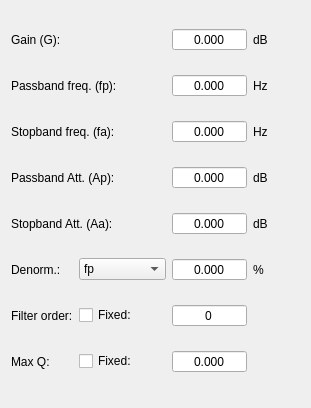
Old version of the form app/designer/filters_data/low_pass.ui in the repository grupo-tc-volcan/TP4.
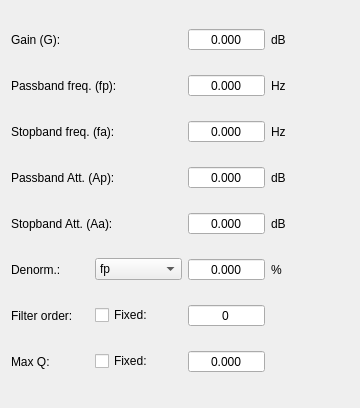
New version of the form.

Commit message: Parent class FilterApproximator created

```diff
--- a/app/designer/filters_data/low_pass.ui
+++ b/app/designer/filters_data/low_pass.ui
@@ -6,7 +6,7 @@
    <rect>
     <x>0</x>
     <y>0</y>
-    <width>311</width>
+    <width>360</width>
     <height>408</height>
    </rect>
   </property>
@@ -298,28 +298,6 @@
      </property>
     </widget>
    </item>
-   <item row="7" column="2">
-    <widget class="QDoubleSpinBox" name="order">
-     <property name="frame">
-      <bool>true</bool>
-     </property>
-     <property name="alignment">
-      <set>Qt::AlignCenter</set>
-     </property>
-     <property name="buttonSymbols">
-      <enum>QAbstractSpinBox::NoButtons</enum>
-     </property>
-     <property name="keyboardTracking">
-      <bool>true</bool>
-     </property>
-     <property name="decimals">
-      <number>0</number>
-     </property>
-     <property name="maximum">
-      <double>20.000000000000000</double>
-     </property>
-    </widget>
-   </item>
    <item row="8" column="1">
     <widget class="QCheckBox" name="q_fixed">
      <property name="text">
@@ -327,6 +305,25 @@
      </property>
     </widget>
    </item>
+   <item row="7" column="2">
+    <widget class="QSpinBox" name="order">
+     <property name="frame">
+      <bool>true</bool>
+     </property>
+     <property name="alignment">
+      <set>Qt::AlignCenter</set>
+     </property>
+     <property name="buttonSymbols">
+      <enum>QAbstractSpinBox::NoButtons</enum>
+     </property>
+     <property name="keyboardTracking">
+      <bool>true</bool>
+     </property>
+     <property name="maximum">
+      <number>20</number>
+     </property>
+    </widget>
+   </item>
   </layout>
  </widget>
  <resources/>
```
The commit also changes 22 other files.
